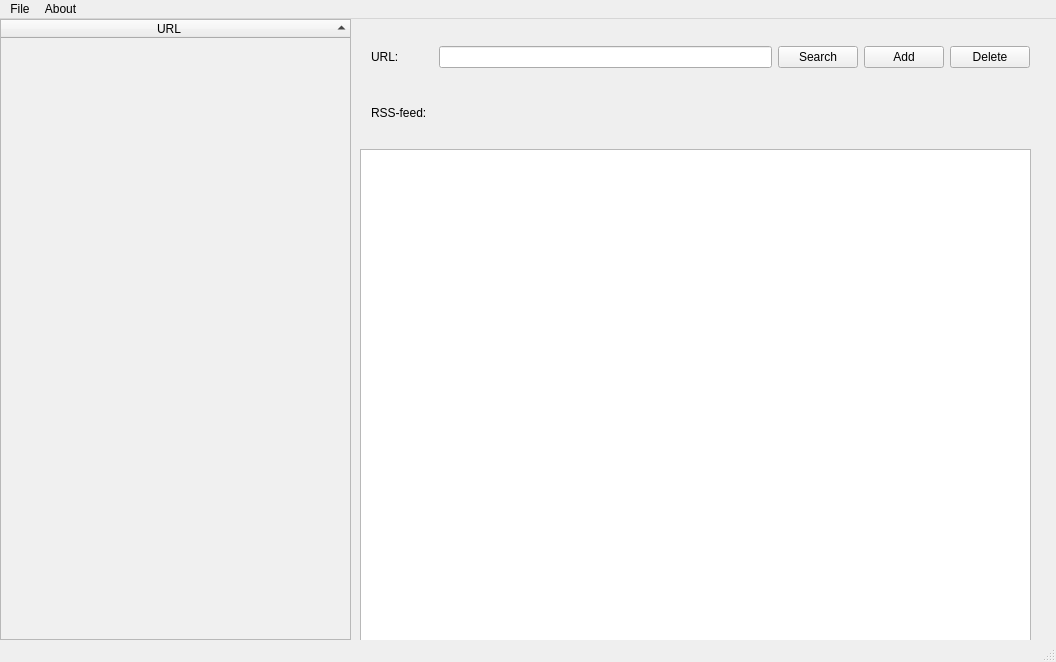
This is mainwindow.ui in henriwi/rssreader as Qt 5 draws it before an edit. The edited form follows.
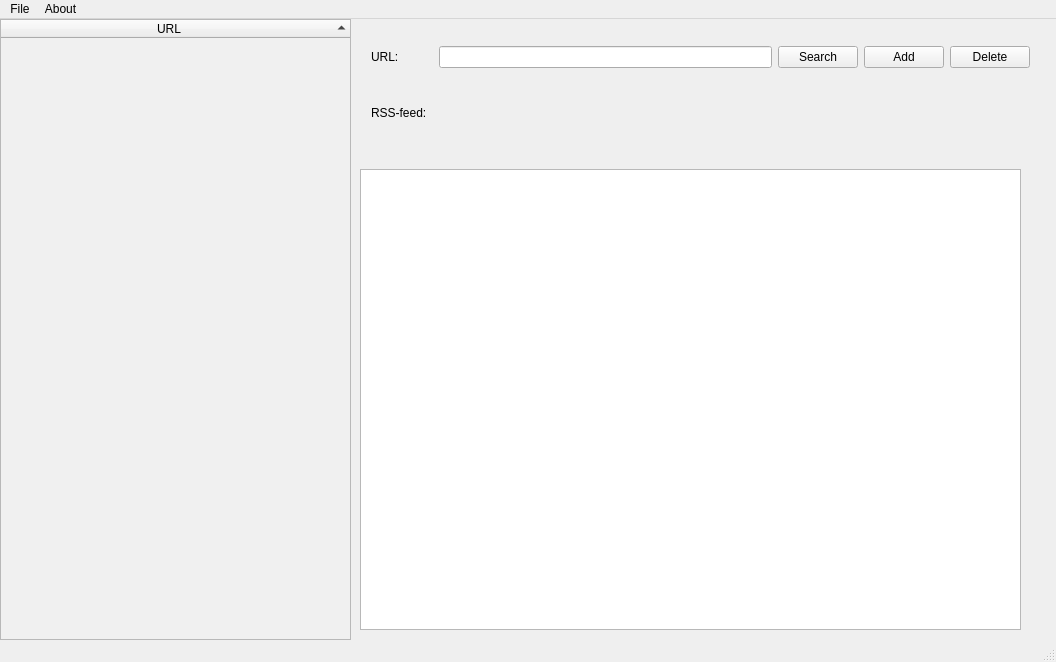
This is the edited form.

```diff
--- a/mainwindow.ui
+++ b/mainwindow.ui
@@ -181,15 +181,18 @@
      </property>
     </column>
    </widget>
-   <widget class="QTextEdit" name="rssEdit">
+   <widget class="QTextBrowser" name="rssEdit">
     <property name="geometry">
      <rect>
       <x>360</x>
-      <y>130</y>
-      <width>671</width>
-      <height>501</height>
+      <y>150</y>
+      <width>661</width>
+      <height>461</height>
      </rect>
     </property>
+    <property name="readOnly">
+     <bool>true</bool>
+    </property>
    </widget>
   </widget>
   <widget class="QMenuBar" name="menuBar">
```
